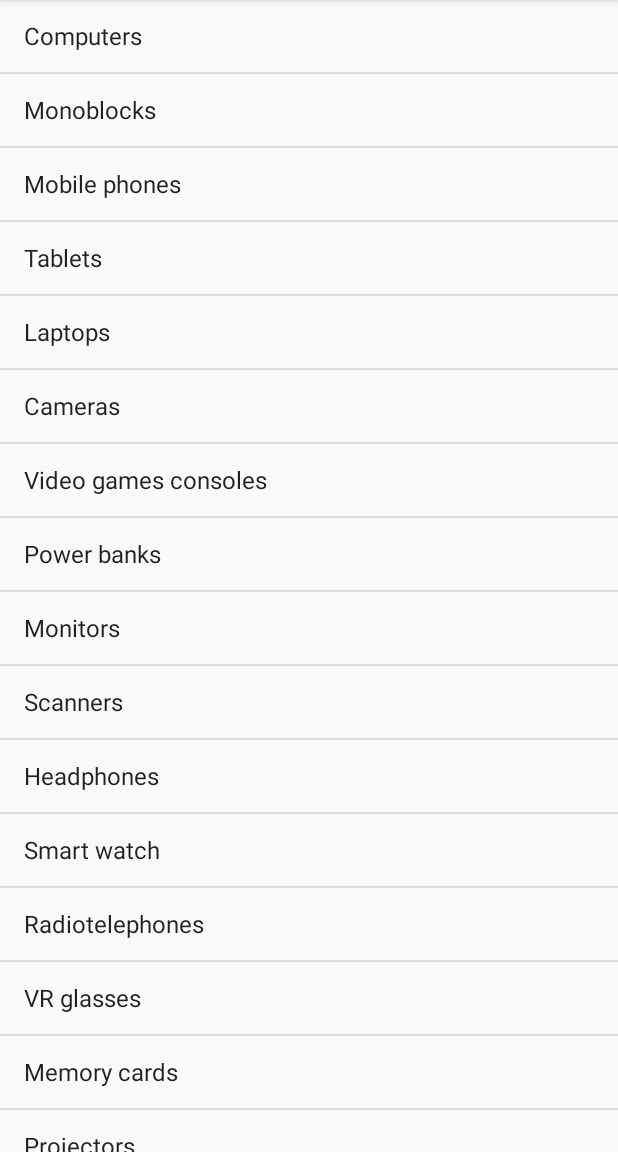
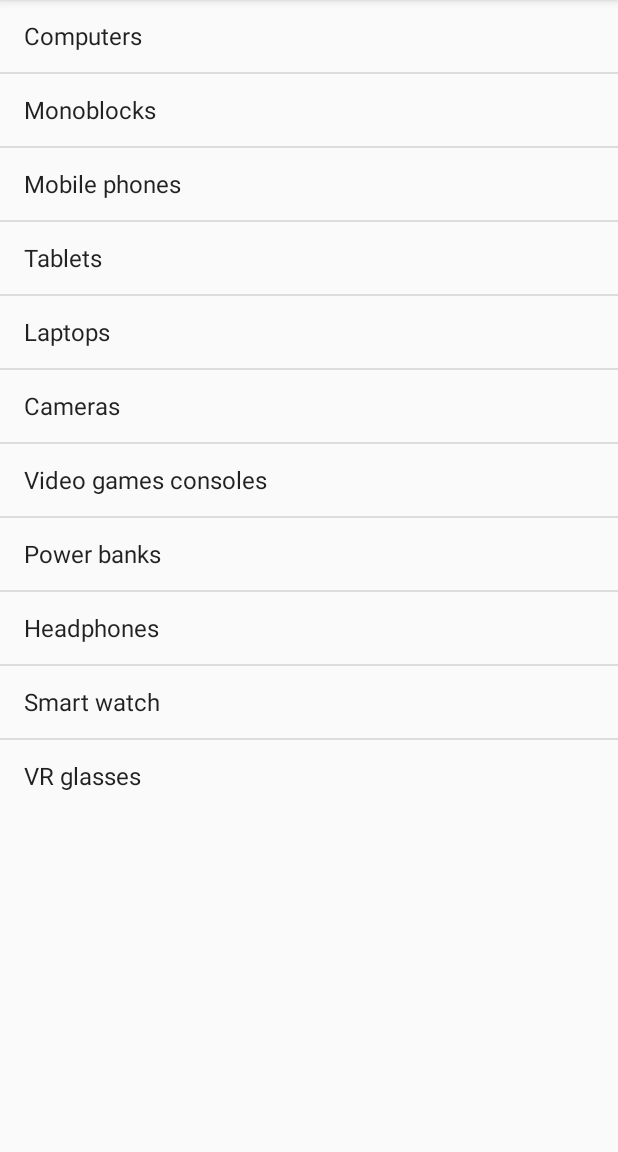
Before and after one commit to Slavikov22/Shop, an Android app: the screen it shows after launch (CategoriesActivity), on a phone screen of 412 x 824 dp, the part 84-1236 px from its top. Run offline under Robolectric (Android 15) with nearby library versions, the phone set to English and light mode, and no system bars.

Commit message:
Change list of categories

```diff
--- a/app/src/main/res/values/categories.xml
+++ b/app/src/main/res/values/categories.xml
@@ -9,14 +9,8 @@
         <item>Cameras</item>
         <item>Video games consoles</item>
         <item>Power banks</item>
-        <item>Monitors</item>
-        <item>Scanners</item>
         <item>Headphones</item>
         <item>Smart watch</item>
-        <item>Radiotelephones</item>
         <item>VR glasses</item>
-        <item>Memory cards</item>
-        <item>Projectors</item>
-        <item>Anime</item>
     </string-array>
 </resources>
```
